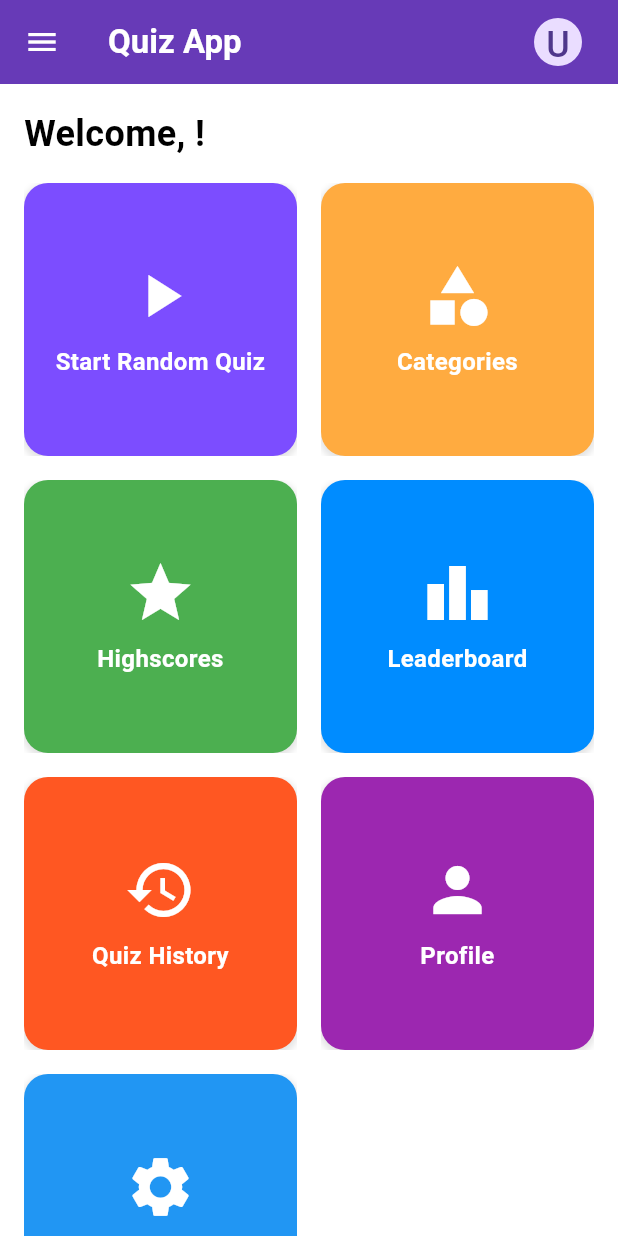
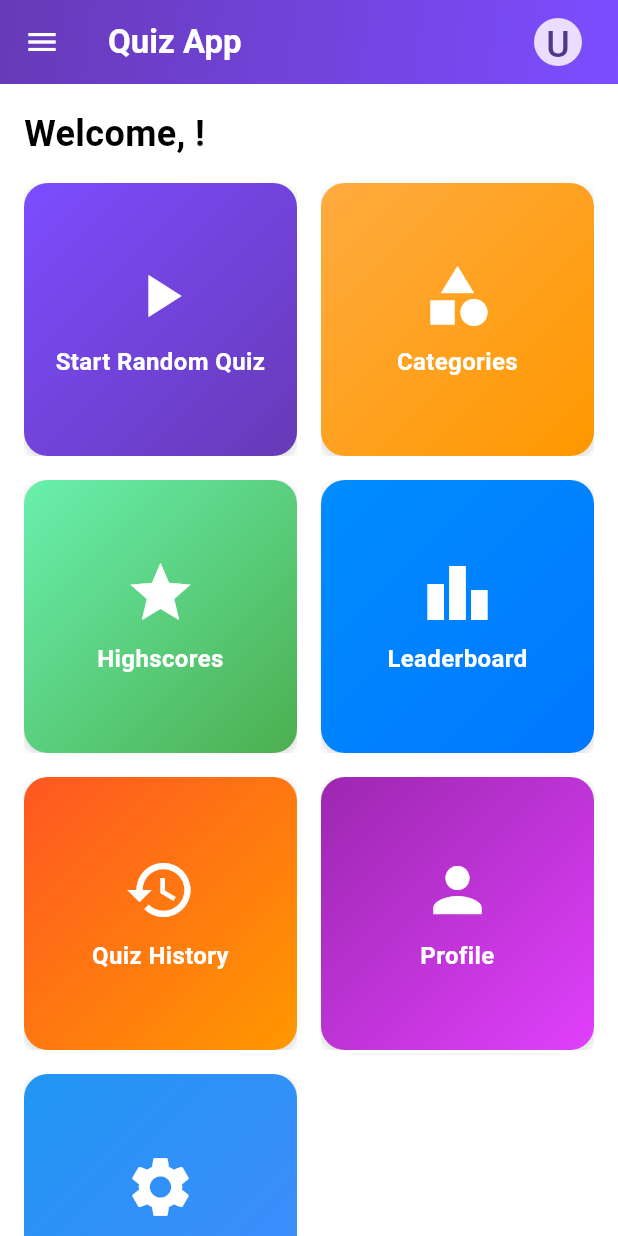
Before and after one commit to v-eenay/TriviaTrek, a Flutter app: the HomeScreen screen opened directly, on a phone screen of 412 x 824 dp. Run offline on Flutter 3.47's test engine with Material 3 defaults, Android fonts, the light colour scheme and no system bars; our stand-ins replace cloud_firestore, firebase_auth, firebase_core, html_unescape, shared_preferences; accounts and stored records are empty.

Commit message:
Fixed issues about data not being fetched in profile and not being stored properly in profile and quiz screen. Did some minor UI changes in Home screen.

```diff
--- a/lib/screens/home_screen.dart
+++ b/lib/screens/home_screen.dart
@@ -71,11 +71,19 @@ class _HomeScreenState extends State<HomeScreen> {
           'Quiz App',
           style: TextStyle(fontWeight: FontWeight.bold),
         ),
-        backgroundColor: Colors.deepPurple,
+        flexibleSpace: Container(
+          decoration: BoxDecoration(
+            gradient: LinearGradient(
+              colors: [Colors.deepPurple, Colors.deepPurpleAccent],
+              begin: Alignment.topLeft,
+              end: Alignment.bottomRight,
+            ),
+          ),
+        ),
         foregroundColor: Colors.white,
         leading: Builder(
           builder: (context) => IconButton(
-            icon: Icon(Icons.menu),
+            icon: const Icon(Icons.menu),
             onPressed: () => Scaffold.of(context).openDrawer(),
           ),
         ),
@@ -149,50 +157,61 @@ class _HomeScreenState extends State<HomeScreen> {
                           _buildHomeButton(
                             title: 'Start Random Quiz',
                             icon: Icons.play_arrow,
-                            backgroundColor: Colors.deepPurpleAccent,
+                            gradientColors: [
+                              Colors.deepPurpleAccent,
+                              Colors.deepPurple
+                            ],
                             onPressed: () => _startQuiz(context,
                                 'https://opentdb.com/api.php?amount=20'),
                           ),
                           _buildHomeButton(
                             title: 'Categories',
                             icon: Icons.category,
-                            backgroundColor: Colors.orangeAccent,
+                            gradientColors: [
+                              Colors.orangeAccent,
+                              Colors.orange
+                            ],
                             onPressed: () =>
                                 _navigateTo(context, CategoriesScreen()),
                           ),
                           _buildHomeButton(
                             title: 'Highscores',
                             icon: Icons.star,
-                            backgroundColor: Colors.green,
+                            gradientColors: [Colors.greenAccent, Colors.green],
                             onPressed: () =>
-                                _navigateTo(context, HighscoresScreen()),
+                                _navigateTo(context, const HighscoresScreen()),
                           ),
                           _buildHomeButton(
                             title: 'Leaderboard',
                             icon: Icons.leaderboard,
-                            backgroundColor:
-                                const Color.fromARGB(255, 0, 140, 255),
+                            gradientColors: [
+                              Color.fromARGB(255, 0, 140, 255),
+                              Color.fromARGB(255, 0, 120, 255)
+                            ],
                             onPressed: () =>
                                 _navigateTo(context, const LeaderboardScreen()),
                           ),
                           _buildHomeButton(
                             title: 'Quiz History',
                             icon: Icons.history,
-                            backgroundColor: Colors.deepOrange,
+                            gradientColors: [Colors.deepOrange, Colors.orange],
                             onPressed: () =>
                                 _navigateTo(context, const QuizHistoryScreen()),
                           ),
                           _buildHomeButton(
                             title: 'Profile',
                             icon: Icons.person,
-                            backgroundColor: Colors.purple,
+                            gradientColors: [
+                              Colors.purple,
+                              Colors.purpleAccent
+                            ],
                             onPressed: () => _navigateTo(
                                 context, ProfileScreen(username: fullName)),
                           ),
                           _buildHomeButton(
                             title: 'Settings',
                             icon: Icons.settings,
-                            backgroundColor: Colors.blue,
+                            gradientColors: [Colors.blue, Colors.blueAccent],
                             onPressed: () =>
                                 _navigateTo(context, const SettingsScreen()),
                           ),
@@ -283,7 +302,7 @@ class _HomeScreenState extends State<HomeScreen> {
   Widget _buildHomeButton({
     required String title,
     required IconData icon,
-    required Color backgroundColor,
+    required List<Color> gradientColors,
     required VoidCallback onPressed,
   }) {
     return Material(
@@ -293,7 +312,11 @@ class _HomeScreenState extends State<HomeScreen> {
         borderRadius: BorderRadius.circular(16),
         child: Ink(
           decoration: BoxDecoration(
-            color: backgroundColor,
+            gradient: LinearGradient(
+              colors: gradientColors,
+              begin: Alignment.topLeft,
+              end: Alignment.bottomRight,
+            ),
             borderRadius: BorderRadius.circular(16),
             boxShadow: [
               BoxShadow(
```
Also changed, not shown: lib/screens/profile_screen.dart (+111 -67 lines), lib/screens/quiz_screen.dart (+44 -7 lines).
